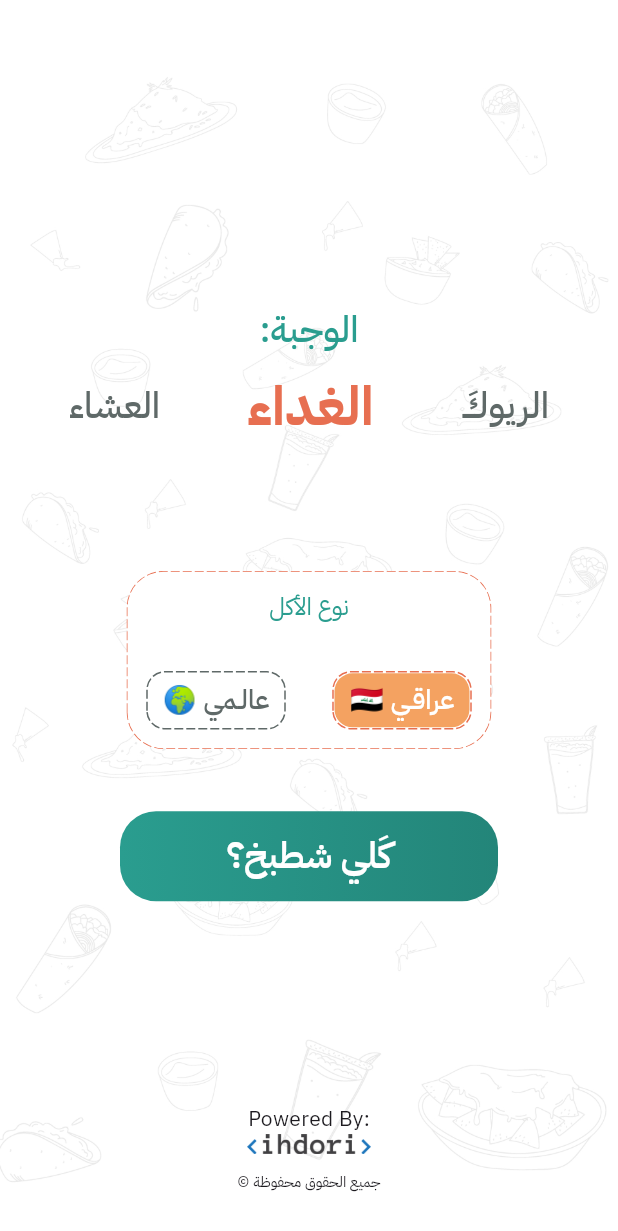
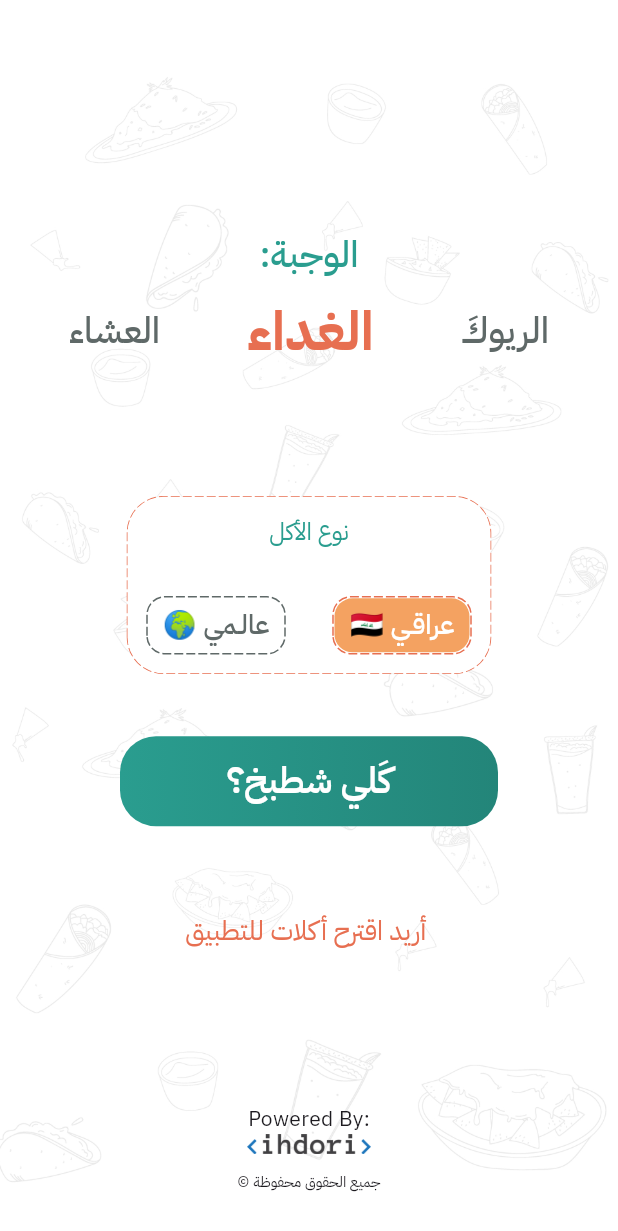
Before and after one commit to ihdori/what-to-cook-flutter-app, a Flutter app: the screen it shows after launch, on a phone screen of 412 x 824 dp. Shown: the top 1231 px of the screen. Run offline on Flutter 3.47's test engine with Material 3 defaults, Android fonts, the phone set to English and light mode, and no system bars; drawn by our look-alikes of dotted_border; our stand-ins replace cached_network_image, flutter_riverpod, ionicons, sqflite; accounts and stored records are empty.

Commit message:
telegram bot url added

```diff
--- a/lib/screens/home_page.dart
+++ b/lib/screens/home_page.dart
@@ -131,6 +131,29 @@ class HomePage extends ConsumerWidget {
                 height: 20,
               ),
               const WhatToEatButton(),
+              GestureDetector(
+                onTap: () {
+                  launchMyUrl('https://t.me/ihdori_bot');
+                },
+                child: Container(
+                  alignment: Alignment.center,
+                  margin: const EdgeInsets.all(20),
+                  width: MediaQuery.of(context).size.width - 160,
+                  height: 60,
+                  decoration: BoxDecoration(
+                    borderRadius: BorderRadius.circular(24),
+                  ),
+                  child: const Text(
+                    textDirection: TextDirection.rtl,
+                    ' أريد اقترح أكلات للتطبيق',
+                    style: TextStyle(
+                      fontSize: 18,
+                      fontWeight: FontWeight.w400,
+                      color: orangeRed,
+                    ),
+                  ),
+                ),
+              ),
             ],
           ),
           Positioned(
```
